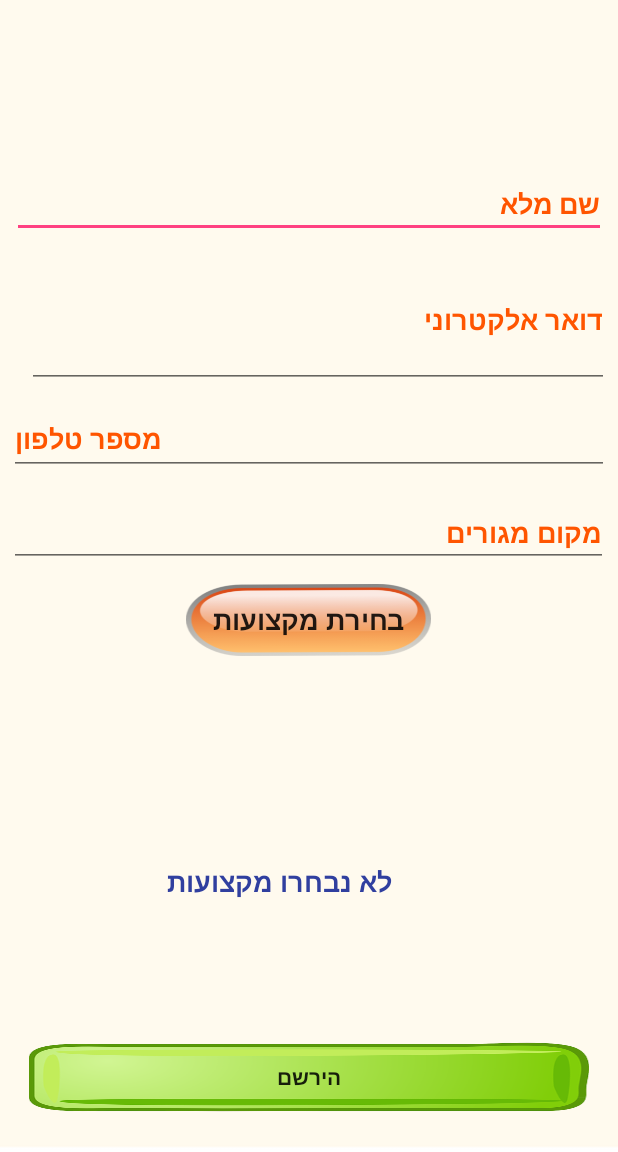
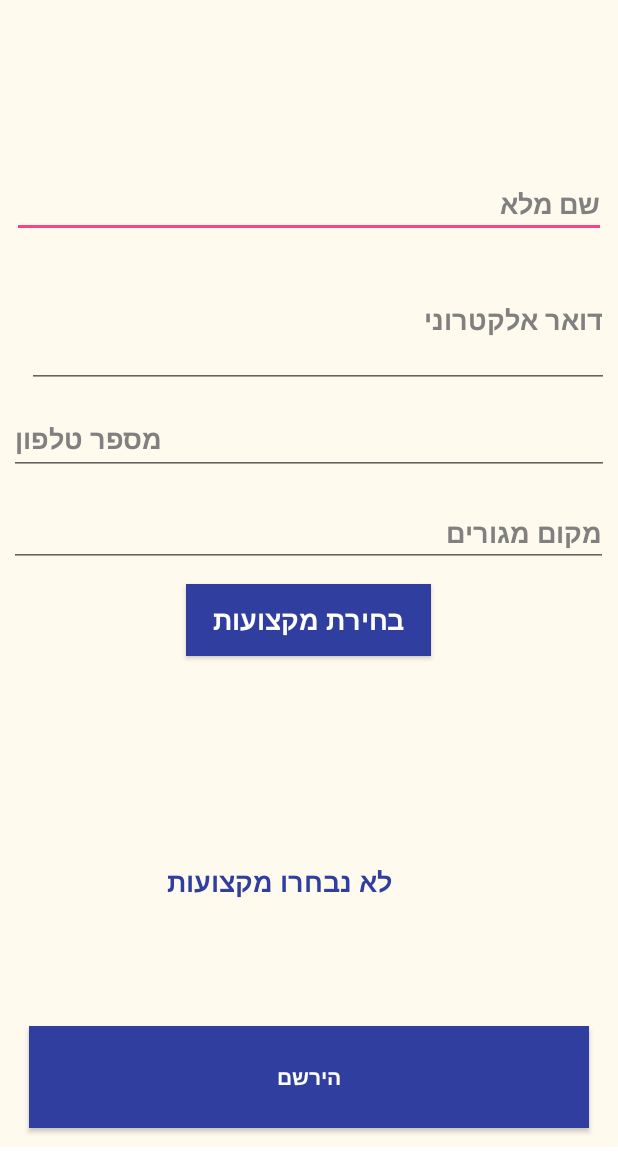
Before and after one commit to kadibibas/Limodim, an Android app: the Register screen opened directly, with no data from a screen before it, on a phone screen of 412 x 824 dp, the part 84-1236 px from its top. Run offline under Robolectric (Android 15) with nearby library versions, the phone set to English and light mode, and no system bars; our stand-ins replace Volley.

Commit message:
עיצוב

```diff
--- a/app/src/main/res/layout/activity_register.xml
+++ b/app/src/main/res/layout/activity_register.xml
@@ -33,7 +33,7 @@
         android:layout_height="41dp"
         android:ems="10"
         android:hint="שם מלא"
-        android:textColorHint="#ff5500"
+        android:textColorHint="#808080"
         android:textStyle="bold"
         android:inputType="none"
         tools:layout_constraintRight_creator="1"
@@ -59,7 +59,7 @@
         android:ems="10"
         android:hint="סיסמא"
         android:gravity="right"
-        android:textColorHint="#ff5500"
+        android:textColorHint="#808080"
         android:textStyle="bold"
         android:inputType="textPassword"
         tools:layout_constraintTop_creator="1"
@@ -80,7 +80,7 @@
         android:layout_height="0dp"
         android:ems="10"
         android:hint="דואר אלקטרוני"
-        android:textColorHint="#ff5500"
+        android:textColorHint="#808080"
         android:textStyle="bold"
         android:inputType="textEmailAddress"
         tools:layout_constraintRight_creator="1"
@@ -106,7 +106,7 @@
         android:layout_height="48dp"
         android:ems="10"
         android:hint="מספר טלפון"
-        android:textColorHint="#ff5500"
+        android:textColorHint="#808080"
         android:textStyle="bold"
         android:inputType="phone"
         tools:layout_constraintTop_creator="1"
@@ -131,7 +131,7 @@
         android:layout_height="44dp"
         android:ems="10"
         android:hint="מקום מגורים"
-        android:textColorHint="#ff5500"
+        android:textColorHint="#808080"
         android:textStyle="bold"
         android:inputType="textPostalAddress"
         android:layout_marginStart="6dp"
@@ -151,6 +151,7 @@
         android:layout_height="68dp"
         android:text="הירשם"
         android:textStyle="bold"
+        android:textColor="#ffff"
         tools:layout_constraintRight_creator="1"
         tools:layout_constraintBottom_creator="1"
         android:layout_marginStart="19dp"
@@ -162,7 +163,7 @@
         app:layout_constraintLeft_toLeftOf="parent"
         android:layout_marginLeft="19dp"
         android:layout_marginRight="19dp"
-        android:background="@drawable/bttt"
+        android:background="@color/colorPrimaryDark"
         app:layout_constraintHorizontal_bias="0.0" />
 
     <android.support.constraint.Guideline
@@ -178,10 +179,11 @@
         android:id="@+id/choosePro"
         android:layout_width="163dp"
         android:layout_height="48dp"
-        android:background="@drawable/butten"
+        android:background="@color/colorPrimaryDark"
         android:text="בחירת מקצועות"
         android:textSize="18sp"
         android:textStyle="bold"
+        android:textColor="#ffff"
         tools:layout_constraintTop_creator="1"
         android:layout_marginLeft="124dp"
         app:layout_constraintLeft_toLeftOf="parent"
```
